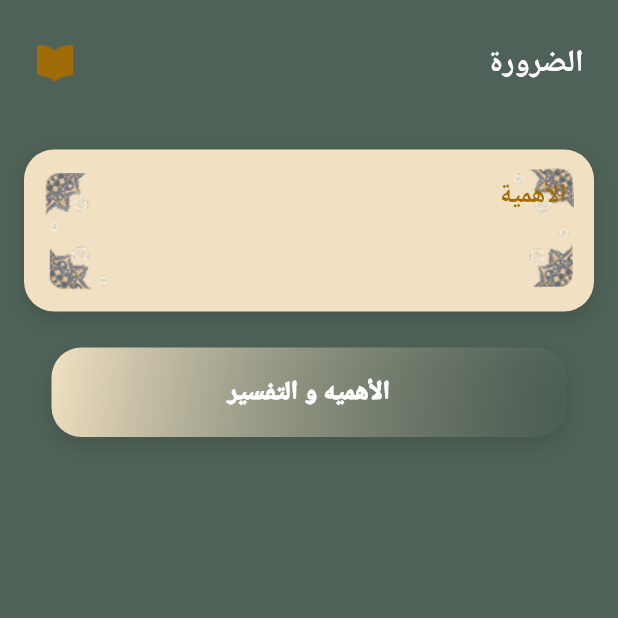
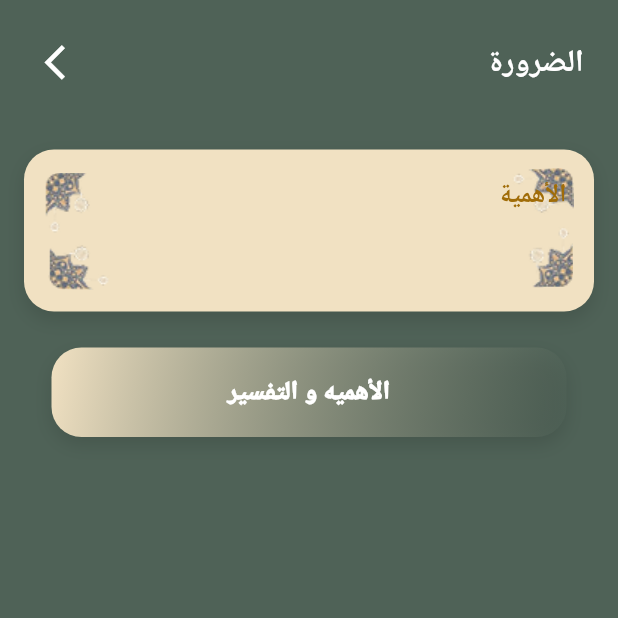
Before and after one commit to hozifakhaled/hasna, a Flutter app: the ImportanceAndFiqh screen opened directly with empty values, on a phone screen of 412 x 824 dp, the top half of it. Run offline on Flutter 3.47's test engine with Material 3 defaults, Android fonts, the phone set to English and light mode, and no system bars; our stand-ins replace bloc, connectivity_plus, dartz, dio, equatable, flutter_bloc and 12 more; missing offline and left inert: data_connection_checker_tv; accounts and stored records are empty; Roboto replaces fonts that are missing (Cairo).

Commit message:
add icon in hadith feature

```diff
--- a/lib/core/widgets/custom_appbar1.dart
+++ b/lib/core/widgets/custom_appbar1.dart
@@ -1,6 +1,5 @@
 import 'package:flutter/material.dart';
 import 'package:flutter_screenutil/flutter_screenutil.dart';
-import 'package:hasna/constants/images.dart';
 import 'package:hasna/core/texts_styleing/text_styles.dart';
 import 'package:hasna/core/themeing/colors.dart';
 
@@ -8,27 +7,41 @@ class CustomAppbar1 extends StatelessWidget {
   const CustomAppbar1({super.key, required this.title, this.image, this.color});
   final String title;
   final String? image;
-  final Color ? color;
+  final Color? color;
+
   @override
   Widget build(BuildContext context) {
     return Container(
       padding: EdgeInsets.symmetric(horizontal: 20.w),
       width: double.infinity,
       height: 70.h,
-     // color: AppColors.maincolor,
       decoration: BoxDecoration(
-
-        color:color?? AppColors.maincolor,
+        color: color ?? AppColors.maincolor,
         borderRadius: BorderRadius.only(
           bottomLeft: Radius.circular(15.r),
           bottomRight: Radius.circular(15.r),
         ),
       ),
       child: Row(
-        mainAxisAlignment:  MainAxisAlignment.spaceBetween,
+        mainAxisAlignment: MainAxisAlignment.spaceBetween,
         children: [
-          Text(title,style:  TextStyles.text20.copyWith(color: Colors.white,fontWeight: FontWeight.bold),),
-          Image.asset(image?? Assets.imagesIconinappbar,width: 24.w,height: 24.h,)
+          Text(
+            title,
+            style: TextStyles.text20.copyWith(
+              color: Colors.white,
+              fontWeight: FontWeight.bold,
+            ),
+          ),
+          GestureDetector(
+            onTap: () {
+              Navigator.pop(context);
+            },
+            child: Icon(
+              Icons.arrow_forward_ios_outlined,
+              color: Colors.white,
+              size: 24.sp,
+            ),
+          ),
         ],
       ),
     );
```
